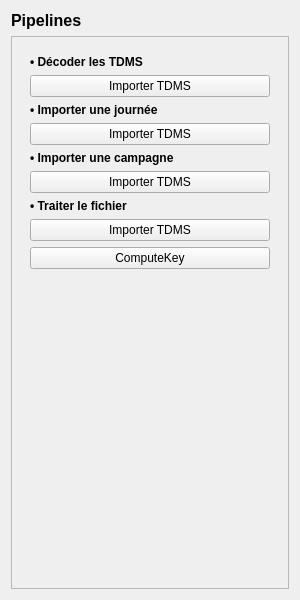
First picture: the form in command_builder/components/pipeline_list/pipeline_list.ui, repository NdeyeFa9928/CommandBuilder, before the edit.
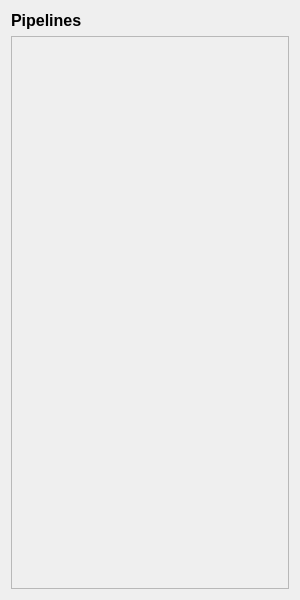
Second picture: the form after the edit.

Commit message: feat (components) : implement collapsible pipeline list with dynamic task buttons

```diff
--- a/command_builder/components/pipeline_list/pipeline_list.ui
+++ b/command_builder/components/pipeline_list/pipeline_list.ui
@@ -45,89 +45,6 @@
        <item>
         <widget class="QWidget" name="pipelineItemsContainer" native="true">
          <layout class="QVBoxLayout" name="pipelineItemsLayout">
-          <item>
-           <widget class="QLabel" name="labelDecoderTDMS">
-            <property name="font">
-             <font>
-              <bold>true</bold>
-             </font>
-            </property>
-            <property name="text">
-             <string>• Décoder les TDMS</string>
-            </property>
-           </widget>
-          </item>
-          <item>
-           <widget class="QPushButton" name="buttonImporterTDMS">
-            <property name="text">
-             <string>Importer TDMS</string>
-            </property>
-           </widget>
-          </item>
-          <item>
-           <widget class="QLabel" name="labelImporterJournee">
-            <property name="font">
-             <font>
-              <bold>true</bold>
-             </font>
-            </property>
-            <property name="text">
-             <string>• Importer une journée</string>
-            </property>
-           </widget>
-          </item>
-          <item>
-           <widget class="QPushButton" name="buttonImporterTDMS_2">
-            <property name="text">
-             <string>Importer TDMS</string>
-            </property>
-           </widget>
-          </item>
-          <item>
-           <widget class="QLabel" name="labelImporterCampagne">
-            <property name="font">
-             <font>
-              <bold>true</bold>
-             </font>
-            </property>
-            <property name="text">
-             <string>• Importer une campagne</string>
-            </property>
-           </widget>
-          </item>
-          <item>
-           <widget class="QPushButton" name="buttonImporterTDMS_3">
-            <property name="text">
-             <string>Importer TDMS</string>
-            </property>
-           </widget>
-          </item>
-          <item>
-           <widget class="QLabel" name="labelTraiterFichier">
-            <property name="font">
-             <font>
-              <bold>true</bold>
-             </font>
-            </property>
-            <property name="text">
-             <string>• Traiter le fichier</string>
-            </property>
-           </widget>
-          </item>
-          <item>
-           <widget class="QPushButton" name="buttonImporterTDMS_4">
-            <property name="text">
-             <string>Importer TDMS</string>
-            </property>
-           </widget>
-          </item>
-          <item>
-           <widget class="QPushButton" name="buttonComputeKey">
-            <property name="text">
-             <string>ComputeKey</string>
-            </property>
-           </widget>
-          </item>
           <item>
            <spacer name="verticalSpacer">
             <property name="orientation">
```
The commit also changes 2 other files.
